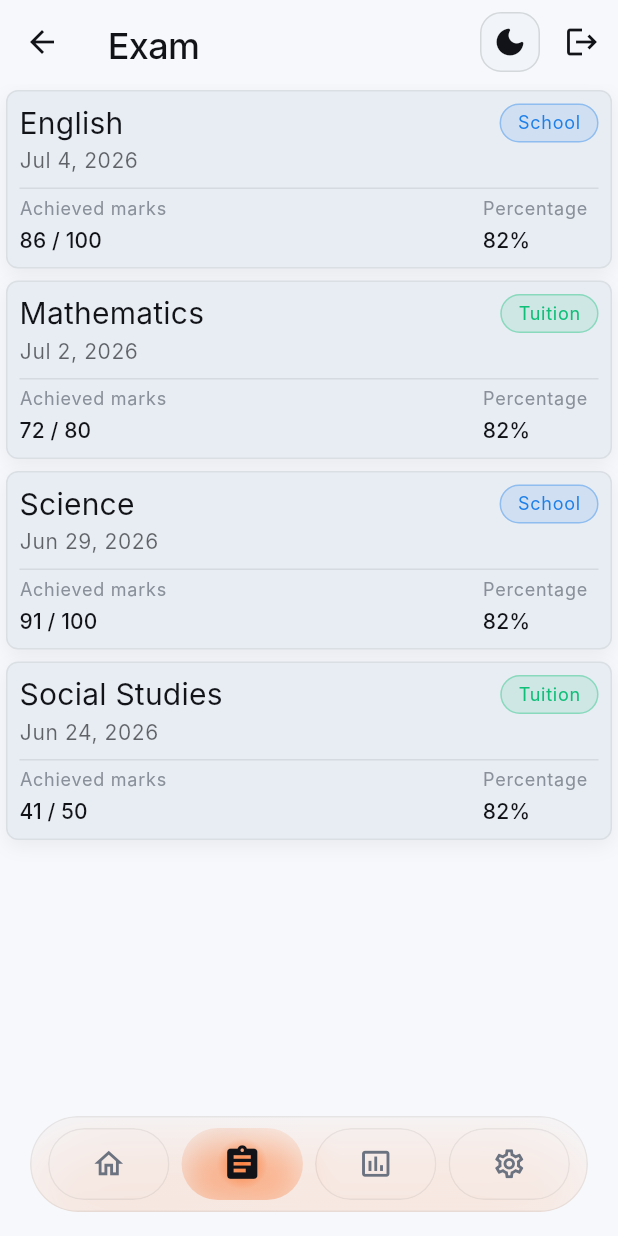
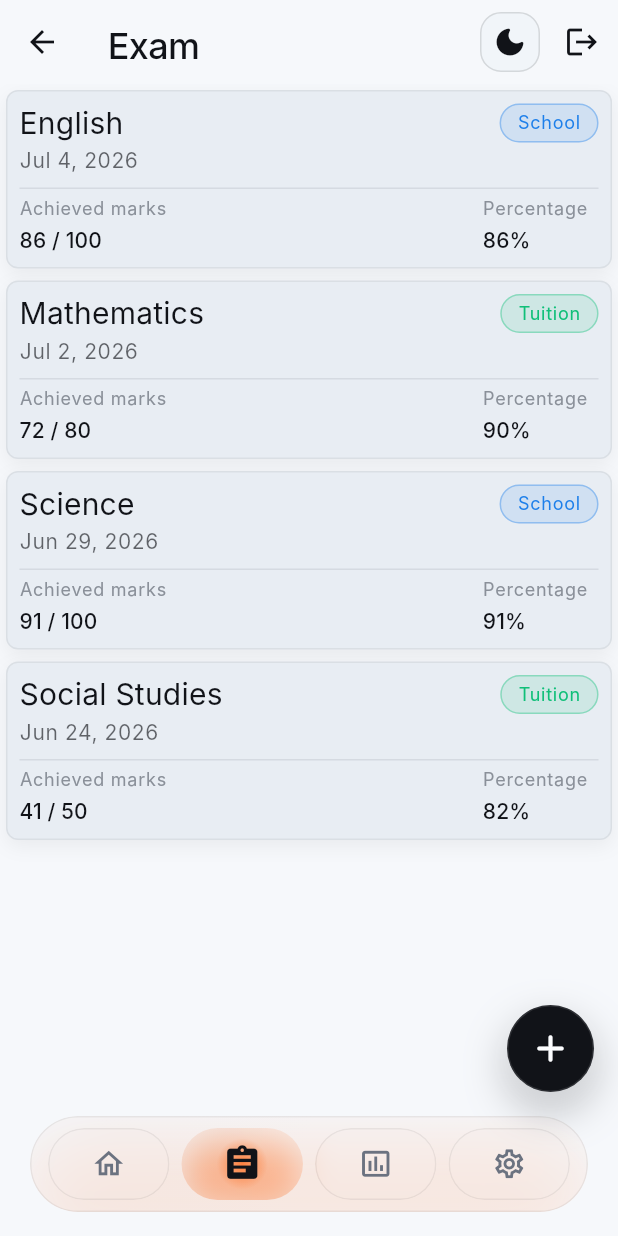
Before and after one commit to adminmyedudigital/me-mobile, a Flutter app: the HomeScreenContainer screen opened by its route, item 2 of the bottom bar chosen, on a phone screen of 412 x 824 dp. Run offline on Flutter 3.47's test engine with Material 3 defaults, Android fonts, the phone set to English and light mode, and no system bars; our stand-ins replace get; Roboto replaces fonts that are missing (ABC Favorit, Inter).

Commit message:
Updated UI

```diff
--- a/lib/controllers/exams_controller.dart
+++ b/lib/controllers/exams_controller.dart
@@ -28,6 +28,13 @@ class ExamItem {
 }
 
 class ExamsController extends GetxController {
+  final List<String> subjects = const [
+    'English',
+    'Mathematics',
+    'Science',
+    'Social Studies',
+  ];
+
   final RxList<ExamItem> exams = <ExamItem>[
     ExamItem(
       subjectName: 'English',
@@ -64,6 +71,22 @@ class ExamsController extends GetxController {
       ..sort((first, second) => second.examDate.compareTo(first.examDate));
   }
 
+  void addExamResult({
+    required String subjectName,
+    required int totalMarks,
+    required int achievedMarks,
+  }) {
+    exams.add(
+      ExamItem(
+        subjectName: subjectName,
+        examDate: DateTime.now(),
+        type: ExamType.school,
+        totalMarks: totalMarks,
+        achievedMarks: achievedMarks,
+      ),
+    );
+  }
+
   String formatDate(DateTime date) {
     const monthNames = [
       'Jan',
--- a/lib/routes/app_routes.dart
+++ b/lib/routes/app_routes.dart
@@ -9,6 +9,7 @@ final class AppRoutes {
   static const String signIn = '/signin';
   static const String signUp = '/signup';
   static const String flashCard = '/flash-card';
+  static const String examResult = '/exam-result';
   static const String dayTimetable = '/day-timetable';
   static const String scheduleTimetable = '/schedule-timetable';
 
@@ -17,9 +18,10 @@ final class AppRoutes {
       quiz: (_) => const QuizContainer(),
       home: (_) => const HomeScreenContainer(),
       dayTimetable: (_) => const DayTimetable(),
+      examResult: (_) => const ExamResultScreen(),
+      flashCard: (_) => const FlashCardContainer(),
+      signUp: (_) => const SignUpScreenContainer(),
       signIn: (_) => const SignInScreenContainer(),
-      signUp: (_) => const SignUpScreenContainer(),
-      flashCard: (_) => const FlashCardContainer(),
       scheduleTimetable: (_) => const ScheduleTimetable(),
     };
   }
--- /dev/null
+++ b/lib/screens/exam_result/exam_result.dart
@@ -0,0 +1 @@
+export 'package:me_mobile/screens/exam_result/exam_result_screen.dart';
--- a/lib/screens/home/home_screen_container.dart
+++ b/lib/screens/home/home_screen_container.dart
@@ -53,7 +53,7 @@ class HomeScreenContainer extends StatelessWidget {
       case AddTimetableAlertAction.schedule:
         Get.toNamed(AppRoutes.scheduleTimetable);
       case AddTimetableAlertAction.addMarks:
-        controller.changeTab(_examTabIndex);
+        Get.toNamed(AppRoutes.examResult);
       case null:
         return;
     }
@@ -67,6 +67,8 @@ class HomeScreenContainer extends StatelessWidget {
     return Obx(() {
       final currentIndex = homeController.currentIndex.value;
       final isDashboardTab = currentIndex == _dashboardTabIndex;
+      final isExamTab = currentIndex == _examTabIndex;
+      final hasFloatingActionButton = isDashboardTab || isExamTab;
       final colors = context.colors;
 
       return Scaffold(
@@ -86,7 +88,7 @@ class HomeScreenContainer extends StatelessWidget {
           bottom: false,
           child: Padding(
             padding: EdgeInsets.only(
-              bottom: isDashboardTab ? AppSpacing.xxxl : 0,
+              bottom: hasFloatingActionButton ? AppSpacing.xxxl : 0,
             ),
             child: IndexedStack(
               index: currentIndex,
@@ -136,6 +138,42 @@ class HomeScreenContainer extends StatelessWidget {
                   child: const Icon(Icons.add_rounded, size: 30),
                 ),
               )
+            : isExamTab
+            ? Container(
+                width: 58,
+                height: 58,
+                decoration: BoxDecoration(
+                  shape: BoxShape.circle,
+                  boxShadow: [
+                    BoxShadow(
+                      color: colors.primary.withValues(alpha: 0.28),
+                      blurRadius: 24,
+                      offset: const Offset(0, 12),
+                    ),
+                    BoxShadow(
+                      color: colors.canvas.withValues(alpha: 0.32),
+                      blurRadius: 12,
+                      offset: const Offset(0, 6),
+                    ),
+                  ],
+                ),
+                child: FloatingActionButton(
+                  tooltip: 'Add exam result',
+                  elevation: 0,
+                  focusElevation: 0,
+                  hoverElevation: 0,
+                  highlightElevation: 0,
+                  backgroundColor: colors.primary,
+                  foregroundColor: colors.primaryOn,
+                  shape: CircleBorder(
+                    side: BorderSide(
+                      color: colors.primaryOn.withValues(alpha: 0.12),
+                    ),
+                  ),
+                  onPressed: () => Get.toNamed(AppRoutes.examResult),
+                  child: const Icon(Icons.add_rounded, size: 30),
+                ),
+              )
             : null,
         floatingActionButtonLocation: FloatingActionButtonLocation.endFloat,
       );
--- a/lib/screens/home/tabs/exams/exams_tab_card.dart
+++ b/lib/screens/home/tabs/exams/exams_tab_card.dart
@@ -79,7 +79,10 @@ class ExamsTabCard extends StatelessWidget {
                   ),
                 ),
                 Expanded(
-                  child: ExamsTabMetric(label: 'Percentage', value: '82%'),
+                  child: ExamsTabMetric(
+                    label: 'Percentage',
+                    value: '${exam.scorePercent}%',
+                  ),
                 ),
               ],
             ),
--- a/lib/screens/screens.dart
+++ b/lib/screens/screens.dart
@@ -1,5 +1,6 @@
+export 'package:me_mobile/screens/quiz/quiz.dart';
 export 'package:me_mobile/screens/auth/auth.dart';
 export 'package:me_mobile/screens/home/home_screen.dart';
 export 'package:me_mobile/screens/timetable/timetable.dart';
 export 'package:me_mobile/screens/flash_card/flash_card.dart';
-export 'package:me_mobile/screens/quiz/quiz.dart';
+export 'package:me_mobile/screens/exam_result/exam_result.dart';
```
Also changed, not shown: lib/screens/exam_result/exam_result_screen.dart (added, +173 -0 lines), lib/screens/timetable/schedule/form/schedule_timetable_form_container.dart (+5 -16 lines).
